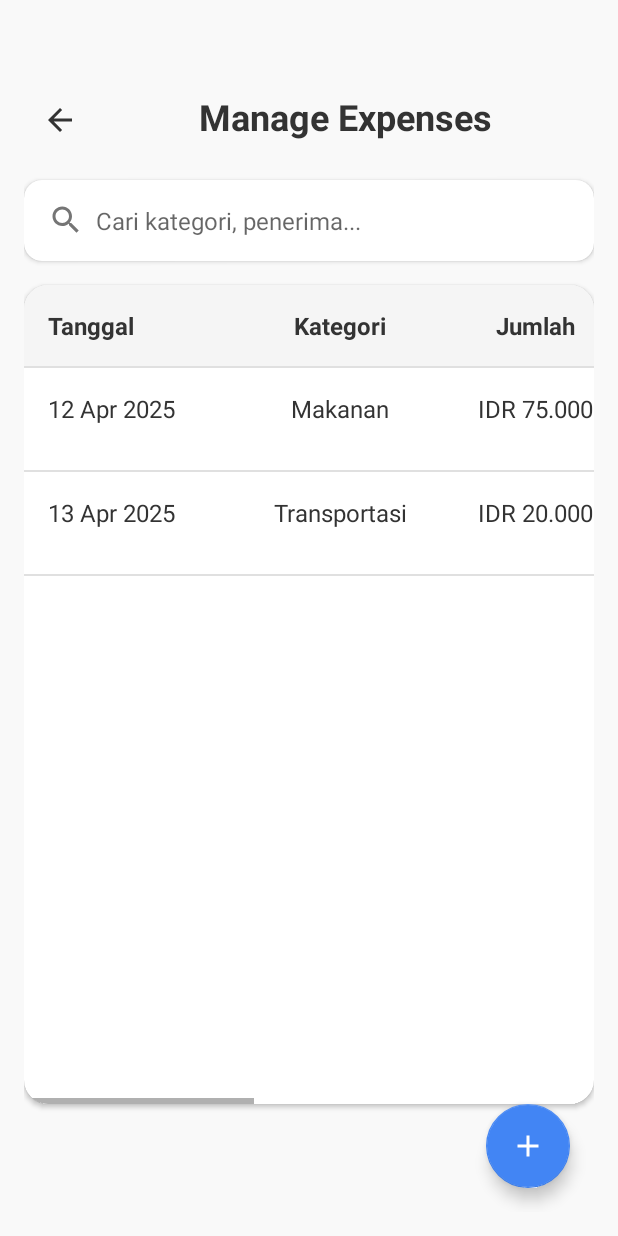
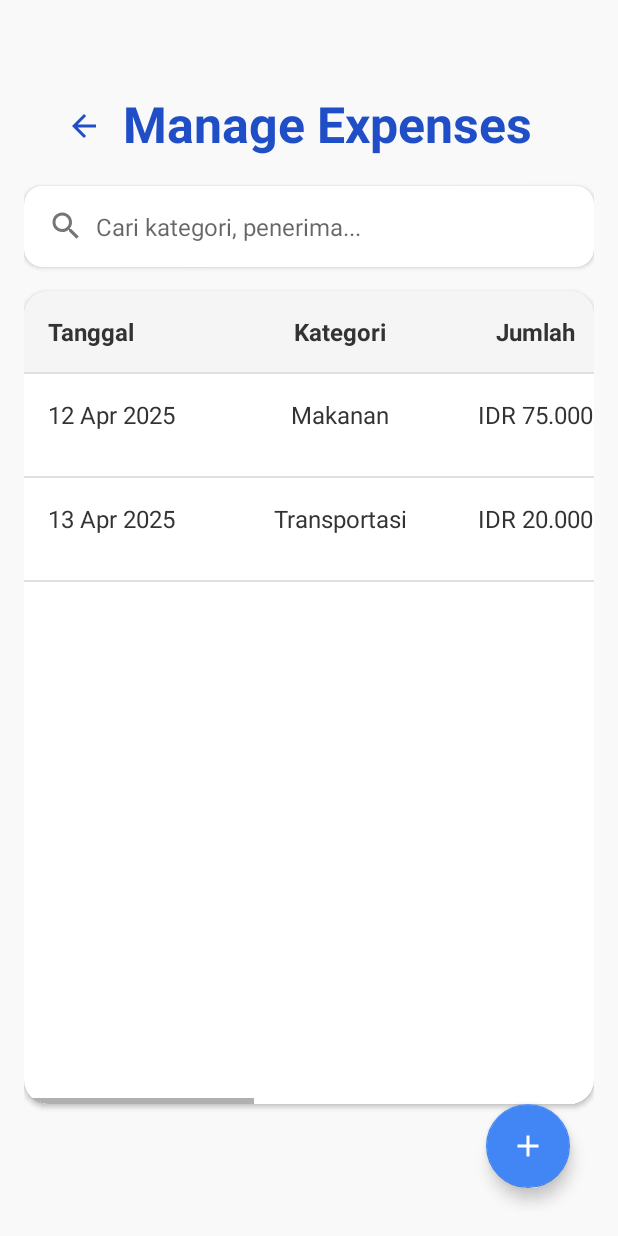
Before and after one commit to ChrozaGaming/projectakhirpam, an Android app: the ManageExpensesActivity screen opened directly, with no data from a screen before it, on a phone screen of 412 x 824 dp. Run offline under Robolectric (Android 15) with nearby library versions, the phone set to English and light mode, and no system bars; our stand-ins replace CircleImageView.

Commit message:
Ega Fixxing UI Layout

```diff
--- a/app/src/main/res/layout/activity_manage_expenses.xml
+++ b/app/src/main/res/layout/activity_manage_expenses.xml
@@ -19,28 +19,31 @@
             android:id="@+id/btn_back"
             android:layout_width="48dp"
             android:layout_height="48dp"
-            android:layout_marginTop="40dp"
+            android:layout_marginStart="16dp"
+            android:layout_marginTop="44dp"
             android:background="?attr/selectableItemBackgroundBorderless"
-            android:contentDescription="Back"
+            android:contentDescription="Kembali"
             android:src="@drawable/ic_back"
-            android:tint="#333333"
+            android:tint="#1F4EC6"
             app:layout_constraintStart_toStartOf="parent"
             app:layout_constraintTop_toTopOf="parent" />
 
         <!-- Judul -->
         <TextView
-            android:id="@+id/toolbar_title"
-            android:layout_width="wrap_content"
+            android:id="@+id/tvTitle"
+            android:layout_width="0dp"
             android:layout_height="wrap_content"
+            android:layout_marginTop="44dp"
+            android:layout_marginEnd="40dp"
             android:text="Manage Expenses"
-            android:textColor="#333333"
-            android:textSize="24sp"
+            android:textColor="#1F4EC6"
+            android:textSize="33sp"
             android:textStyle="bold"
-            app:layout_constraintBottom_toTopOf="@id/search_card"
-            app:layout_constraintEnd_toEndOf="parent"
+            android:textAlignment="center"
             app:layout_constraintStart_toEndOf="@id/btn_back"
             app:layout_constraintTop_toTopOf="parent"
-            app:layout_constraintVertical_bias="0.64" />
+            app:layout_constraintEnd_toEndOf="parent"
+            app:layout_constraintHorizontal_bias="0.0" />
 
         <!-- Search -->
         <androidx.cardview.widget.CardView
--- a/gradle/libs.versions.toml
+++ b/gradle/libs.versions.toml
@@ -1,5 +1,5 @@
 [versions]
-agp = "8.9.1"
+agp = "8.9.2"
 kotlin = "1.9.0"
 coreKtx = "1.15.0"
 junit = "4.13.2"
```
Also changed, not shown: app/src/main/res/layout/activity_add_expenses.xml (+18 -6 lines), app/src/main/res/layout/activity_add_incomes.xml (+11 -2 lines), app/src/main/res/layout/activity_manage_financials.xml (+14 -15 lines).
